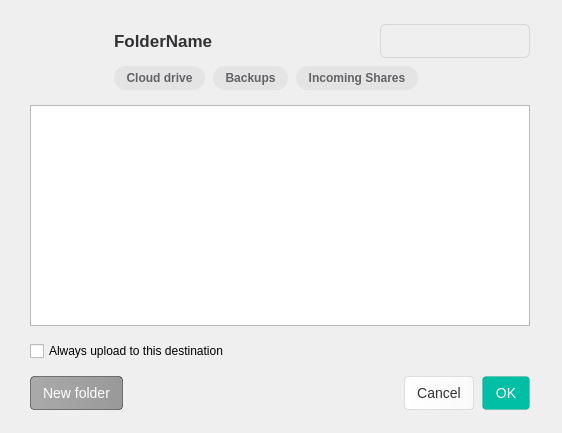
Above: src/MEGASync/gui/node_selector/gui/macx/NodeSelectorTreeViewWidget.ui from meganz/MEGAsync before the change. Below: the same form after it.
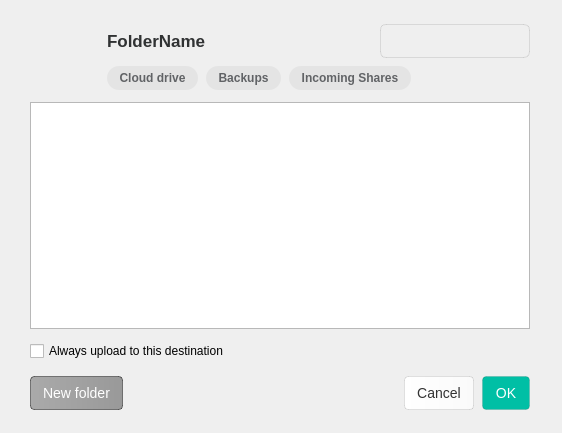
That is the form after the change. Icons and pictures are not drawn. Custom widgets are drawn as their Qt base class.

Commit message: macos search view chips size and alignment

The edit to the form file:
```diff
--- a/src/MEGASync/gui/node_selector/gui/macx/NodeSelectorTreeViewWidget.ui
+++ b/src/MEGASync/gui/node_selector/gui/macx/NodeSelectorTreeViewWidget.ui
@@ -21,7 +21,7 @@
   </property>
   <layout class="QVBoxLayout" name="NodeSelectorWidgetLayout">
    <property name="spacing">
-    <number>15</number>
+    <number>12</number>
    </property>
    <property name="leftMargin">
     <number>30</number>
@@ -490,7 +490,7 @@
        </property>
        <property name="sizeHint" stdset="0">
         <size>
-         <width>20</width>
+         <width>0</width>
          <height>9</height>
         </size>
        </property>
@@ -826,7 +826,7 @@
      <property name="maximumSize">
       <size>
        <width>16777215</width>
-       <height>35</height>
+       <height>40</height>
       </size>
      </property>
      <property name="styleSheet">
@@ -848,7 +848,7 @@
        <number>0</number>
       </property>
       <property name="topMargin">
-       <number>0</number>
+       <number>3</number>
       </property>
       <property name="rightMargin">
        <number>0</number>
```
The commit also changes 2 other files.
